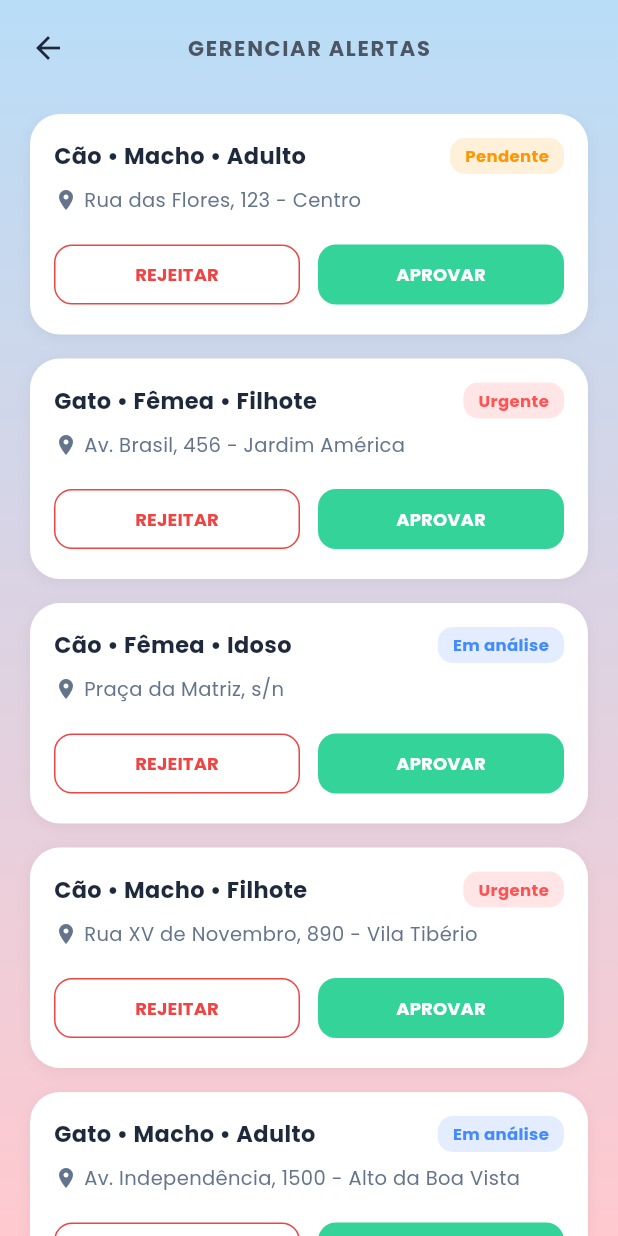
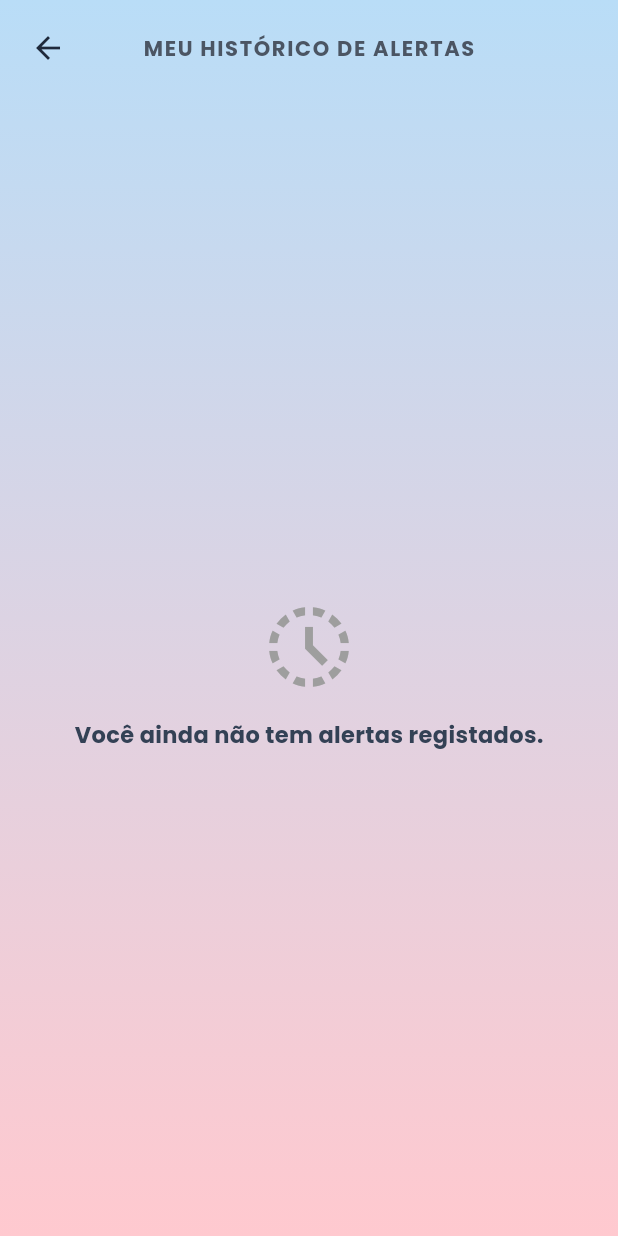
Before and after one commit to IsaSilvB007/pet_alertas_app, a Flutter app: the GerenciarAlertasView screen opened by its route, on a phone screen of 412 x 824 dp. Run offline on Flutter 3.47's test engine with Material 3 defaults, Android fonts, the phone set to English and light mode, and no system bars; our stand-ins replace cloud_firestore, device_preview_plus, firebase_auth, firebase_core, flutter_map, geolocator and 2 more; accounts and stored records are empty.

Commit message:
refactor: separa responsabilidades, tornando historico do cidadao apenas leitura e mantendo gestao exclusiva para ongs

```diff
--- a/lib/view/gerenciar_alertas_view.dart
+++ b/lib/view/gerenciar_alertas_view.dart
@@ -1,13 +1,9 @@
 import 'package:flutter/material.dart';
+import 'package:cloud_firestore/cloud_firestore.dart';
 
-class GerenciarAlertasView extends StatefulWidget {
+class GerenciarAlertasView extends StatelessWidget {
   const GerenciarAlertasView({super.key});
 
-  @override
-  State<GerenciarAlertasView> createState() => _GerenciarAlertasViewState();
-}
-
-class _GerenciarAlertasViewState extends State<GerenciarAlertasView> {
   @override
   Widget build(BuildContext context) {
     return Scaffold(
@@ -15,7 +11,7 @@ class _GerenciarAlertasViewState extends State<GerenciarAlertasView> {
       body: Container(
         width: double.infinity,
         height: double.infinity,
-        decoration: BoxDecoration(
+        decoration: const BoxDecoration(
           gradient: LinearGradient(
             begin: Alignment.topCenter,
             end: Alignment.bottomCenter,
@@ -26,15 +22,15 @@ class _GerenciarAlertasViewState extends State<GerenciarAlertasView> {
           child: Column(
             children: [
               Padding(
-                padding: EdgeInsetsGeometry.symmetric(
+                padding: const EdgeInsets.symmetric(
                   horizontal: 8.0,
                   vertical: 8.0,
                 ),
                 child: Stack(
                   alignment: Alignment.center,
                   children: [
-                    Text(
-                      'GERENCIAR ALERTAS',
+                    const Text(
+                      'MEU HISTÓRICO DE ALERTAS',
                       style: TextStyle(
                         color: Color(0xFF4B5563),
                         fontSize: 14,
@@ -48,84 +44,77 @@ class _GerenciarAlertasViewState extends State<GerenciarAlertasView> {
                         onPressed: () {
                           Navigator.pop(context);
                         },
-                        icon: Icon(Icons.arrow_back, color: Color(0xFF1E293B)),
+                        icon: const Icon(Icons.arrow_back, color: Color(0xFF1E293B)),
                       ),
                     ),
                   ],
                 ),
               ),
+              const SizedBox(height: 12),
+              Expanded(
+                child: StreamBuilder<QuerySnapshot>(
+                  stream: FirebaseFirestore.instance
+                      .collection('alertas')
+                      .orderBy('dataCriacao', descending: true)
+                      .snapshots(),
+                  builder: (context, snapshot) {
+                    if (snapshot.connectionState == ConnectionState.waiting) {
+                      return const Center(
+                        child: CircularProgressIndicator(color: Color(0xFFFF7043)),
+                      );
+                    }
 
-              SizedBox(height: 12),
+                    if (snapshot.hasError) {
+                      return Center(
+                        child: Text(
+                          'Erro ao carregar histórico: ${snapshot.error}',
+                          style: const TextStyle(color: Colors.red),
+                        ),
+                      );
+                    }
 
-              Expanded(
-                child: SingleChildScrollView(
-                  padding: EdgeInsets.symmetric(horizontal: 20),
+                    final docs = snapshot.data?.docs ?? [];
+
+                    if (docs.isEmpty) {
+                      return const Center(
                         child: Column(
+                          mainAxisAlignment: MainAxisAlignment.center,
                           children: [
-                      _buildAlertaCard(
-                        especie: 'Cão • Macho • Adulto',
-                        localizacao: 'Rua das Flores, 123 - Centro',
-                        status: 'Pendente',
-                        statusColor: Colors.orange,
-                      ),
-                      _buildAlertaCard(
-                        especie: 'Gato • Fêmea • Filhote',
-                        localizacao: 'Av. Brasil, 456 - Jardim América',
-                        status: 'Urgente',
-                        statusColor: Colors.redAccent,
-                      ),
-                      _buildAlertaCard(
-                        especie: 'Cão • Fêmea • Idoso',
-                        localizacao: 'Praça da Matriz, s/n',
-                        status: 'Em análise',
-                        statusColor: Colors.blueAccent,
-                      ),
-                      _buildAlertaCard(
-                        especie: 'Cão • Macho • Filhote',
-                        localizacao: 'Rua XV de Novembro, 890 - Vila Tibério',
-                        status: 'Urgente',
-                        statusColor: Colors.redAccent,
-                      ),
-                      _buildAlertaCard(
-                        especie: 'Gato • Macho • Adulto',
-                        localizacao:
-                            'Av. Independência, 1500 - Alto da Boa Vista',
-                        status: 'Em análise',
-                        statusColor: Colors.blueAccent,
-                      ),
-                      _buildAlertaCard(
-                        especie: 'Cão • Fêmea • Adulto',
-                        localizacao: 'Rua Américo Brasiliense, 321 - Centro',
-                        status: 'Pendente',
-                        statusColor: Colors.orange,
-                      ),
-                      _buildAlertaCard(
-                        especie: 'Gato • Fêmea • Idoso',
-                        localizacao: 'Av. João Fiúsa, 2200 - Jardim Irajá',
-                        status: 'Urgente',
-                        statusColor: Colors.redAccent,
-                      ),
-                    ],
-                  ),
+                            Icon(Icons.history_toggle_off, size: 64, color: Colors.grey),
+                            SizedBox(height: 16),
+                            Text(
+                              'Você ainda não tem alertas registados.',
+                              style: TextStyle(
+                                fontSize: 15,
+                                fontWeight: FontWeight.bold,
+                                color: Color(0xFF334155),
                               ),
                             ),
                           ],
                         ),
-        ),
-      ),
                       );
                     }
 
-  Widget _buildAlertaCard({
-    required String especie,
-    required String localizacao,
-    required String status,
-    required Color statusColor,
-  }) {
+                    return ListView.builder(
+                      padding: const EdgeInsets.symmetric(horizontal: 20),
+                      itemCount: docs.length,
+                      itemBuilder: (context, index) {
+                        final data = docs[index].data() as Map<String, dynamic>;
+
+                        final String especie = data['especie'] ?? 'Animal';
+                        final String saude = data['saude'] ?? 'Não informado';
+                        final String comportamento = data['comportamento'] ?? 'Não informado';
+                        final String statusAtual = data['status'] ?? 'Pendente';
+
+                        // Define a cor do badge de acordo com o estado real
+                        Color statusColor = Colors.orange;
+                        if (statusAtual == 'Aprovado') statusColor = Colors.green;
+                        if (statusAtual == 'Concluído') statusColor = Colors.blue;
+
                         return Container(
                           width: double.infinity,
-      margin: EdgeInsets.only(bottom: 16),
-      padding: EdgeInsets.all(16),
+                          margin: const EdgeInsets.only(bottom: 16),
+                          padding: const EdgeInsets.all(16),
                           decoration: BoxDecoration(
                             color: Colors.white,
                             borderRadius: BorderRadius.circular(20),
@@ -133,7 +122,7 @@ class _GerenciarAlertasViewState extends State<GerenciarAlertasView> {
                               BoxShadow(
                                 color: Colors.black.withValues(alpha: 0.05),
                                 blurRadius: 8,
-            offset: Offset(0, 2),
+                                offset: const Offset(0, 2),
                               ),
                             ],
                           ),
@@ -143,22 +132,27 @@ class _GerenciarAlertasViewState extends State<GerenciarAlertasView> {
                               Row(
                                 mainAxisAlignment: MainAxisAlignment.spaceBetween,
                                 children: [
-              Text(
-                especie,
-                style: TextStyle(
+                                  Expanded(
+                                    child: Text(
+                                      '$especie • $saude',
+                                      style: const TextStyle(
                                         fontSize: 15,
                                         fontWeight: FontWeight.bold,
                                         color: Color(0xFF1E293B),
                                       ),
                                     ),
+                                  ),
                                   Container(
-                padding: EdgeInsets.symmetric(horizontal: 10, vertical: 4),
+                                    padding: const EdgeInsets.symmetric(
+                                      horizontal: 10,
+                                      vertical: 4,
+                                    ),
                                     decoration: BoxDecoration(
                                       color: statusColor.withValues(alpha: 0.15),
                                       borderRadius: BorderRadius.circular(10),
                                     ),
                                     child: Text(
-                  status,
+                                      statusAtual,
                                       style: TextStyle(
                                         fontSize: 11,
                                         fontWeight: FontWeight.bold,
@@ -168,62 +162,28 @@ class _GerenciarAlertasViewState extends State<GerenciarAlertasView> {
                                   ),
                                 ],
                               ),
-          SizedBox(height: 8),
+                              const SizedBox(height: 8),
                               Row(
+                                children: [
+                                  const Icon(Icons.info_outline, size: 16, color: Color(0xFF64748B)),
+                                  const SizedBox(width: 4),
+                                  Expanded(
+                                    child: Text(
+                                      'Comportamento: $comportamento',
+                                      style: const TextStyle(fontSize: 13, color: Color(0xFF64748B)),
+                                    ),
+                                  ),
+                                ],
+                              ),
+                              const SizedBox(height: 8),
+                              const Row(
                                 children: [
                                   Icon(Icons.location_on, size: 16, color: Color(0xFF64748B)),
                                   SizedBox(width: 4),
                                   Expanded(
                                     child: Text(
-                  localizacao,
+                                      'Localização GPS registada',
                                       style: TextStyle(fontSize: 13, color: Color(0xFF64748B)),
-                ),
-              ),
-            ],
-          ),
-          SizedBox(height: 16),
-          Row(
-            children: [
-              Expanded(
-                child: OutlinedButton(
-                  onPressed: () {},
-                  style: OutlinedButton.styleFrom(
-                    side: BorderSide(color: Color(0xFFEF4444)),
-                    shape: RoundedRectangleBorder(
-                      borderRadius: BorderRadius.circular(12),
-                    ),
-                    padding: EdgeInsets.symmetric(vertical: 10),
-                  ),
-                  child: Text(
-                    'REJEITAR',
-                    style: TextStyle(
-                      color: Color(0xFFEF4444),
-                      fontWeight: FontWeight.bold,
-                      fontSize: 12,
-                    ),
-                  ),
-                ),
-              ),
-              SizedBox(width: 12),
-              Expanded(
-                child: ElevatedButton(
-                  onPressed: () {},
-                  style: ElevatedButton.styleFrom(
-                    backgroundColor: Color(0xFF34D399),
-                    elevation: 0,
-                    shape: RoundedRectangleBorder(
-                      borderRadius: BorderRadiusGeometry.circular(12),
-                    ),
-                    padding: EdgeInsets.symmetric(vertical: 10),
-                  ),
-                  child: Text(
-                    'APROVAR',
-                    style: TextStyle(
-                      color: Colors.white,
-                      fontWeight: FontWeight.bold,
-                      fontSize: 12,
-                    ),
-                  ),
                                     ),
                                   ),
                                 ],
@@ -231,5 +191,15 @@ class _GerenciarAlertasViewState extends State<GerenciarAlertasView> {
                             ],
                           ),
                         );
+                      },
+                    );
+                  },
+                ),
+              ),
+            ],
+          ),
+        ),
+      ),
+    );
   }
 }
```
Lines whose indentation alone changed are shown as unchanged.
